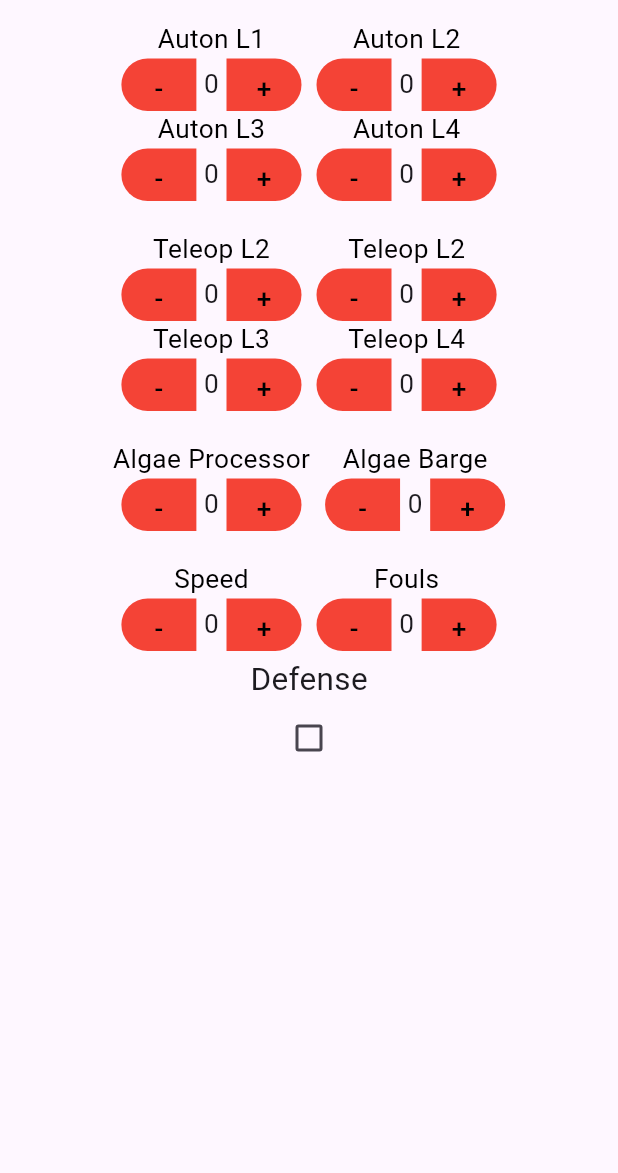
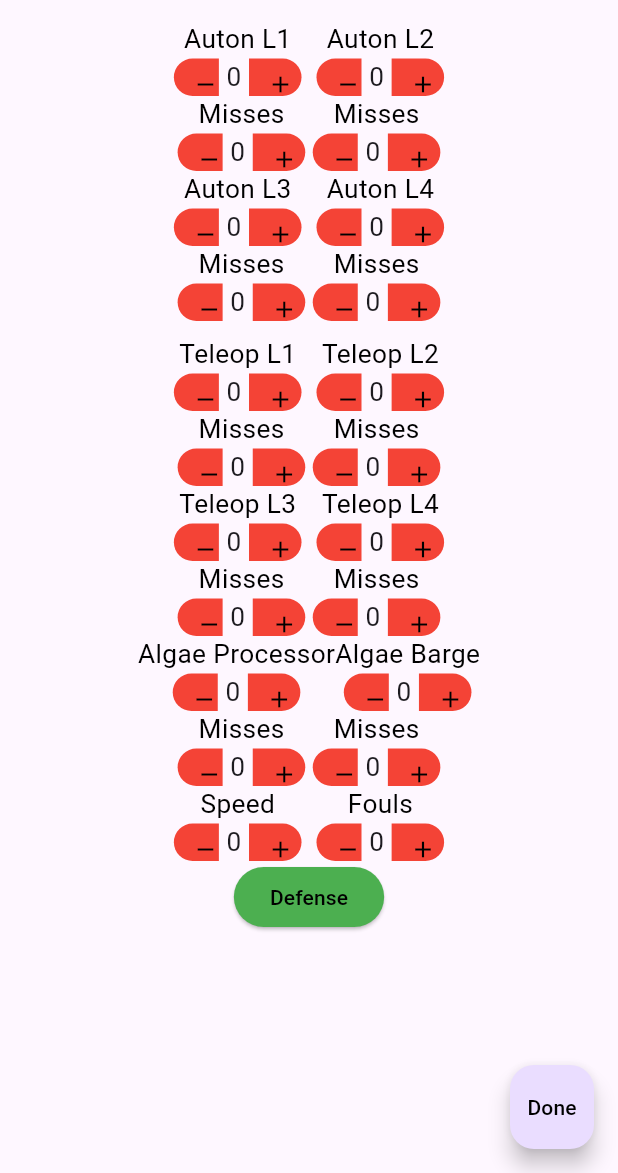
Before and after one commit to gwhs/BeakleVision, a Flutter app: the screen it shows after launch, on a phone screen of 412 x 824 dp, the part 63-1236 px from its top. Run offline on Flutter 3.47's test engine with Material 3 defaults, Android fonts, the light colour scheme and no system bars.

Commit message:
The UI is done

```diff
--- a/frontend/lib/counterwidget.dart
+++ b/frontend/lib/counterwidget.dart
@@ -16,8 +16,8 @@ int counter = 0;
 	mainAxisAlignment: MainAxisAlignment.center,
 	children: [
 	SizedBox(
-	width: 50,
-	height: 35,
+	width: 30,
+	height: 25,
 	child: TextButton(onPressed: (){
 	if (counter-- == 0) {
 		  counter = counter;}
@@ -36,11 +36,7 @@ int counter = 0;
 	),
 	)
 	),
-	child: Text(
-	"-",
-	textScaler: TextScaler.linear(1.25),
-	style: TextStyle(color: Colors.black),
-	),
+	child: Icon(Icons.remove, color: Colors.black,),
 	)),
 	Padding(padding: EdgeInsets.only(right: 5)),
 	Text(
@@ -49,18 +45,13 @@ int counter = 0;
 	),
 	Padding(padding: EdgeInsets.only(right: 5)),
 	SizedBox(
-	width: 50,
-	height: 35,
+	width: 35,
+	height: 25,
 	child: TextButton(onPressed: (){
 	setState(() {
 		  counter++;
 		});
 	},
-	child: Text(
-	"+",
-	textScaler: TextScaler.linear(1.25),
-	style: TextStyle(color: Colors.black),
-	),
 	style: TextButton.styleFrom(
 	backgroundColor: Colors.red,
 	shape: RoundedRectangleBorder(
@@ -70,6 +61,7 @@ int counter = 0;
 	)
 	)
 	),
+	child: Icon(Icons.add, color: Colors.black,),
 	)
 	)
 	],
--- a/frontend/lib/mainpage.dart
+++ b/frontend/lib/mainpage.dart
@@ -1,9 +1,10 @@
 import 'package:flutter/material.dart';
 import 'package:frontend/fullcounterwidget.dart';
+import 'package:frontend/misswidget.dart';
+import 'package:frontend/togglebutton.dart';
 
 class Mainpage extends StatelessWidget {
 	const Mainpage({super.key});
-
 	@override
 	  Widget build(BuildContext context) {
 
@@ -26,25 +27,26 @@ class Mainpage extends StatelessWidget {
 			Fullcounterwidget(title: "Auton L2",)
 			],
 			),
-
+			Misswidget(),
 			Row(
 			mainAxisAlignment: MainAxisAlignment.center,
 			children: [
 			Fullcounterwidget(title: "Auton L3"),
-
 			Padding(padding: EdgeInsets.only(right: 10)),
 			Fullcounterwidget(title: "Auton L4",)
 			],
 			),
-			Padding(padding: EdgeInsets.all(10)),
+			Misswidget(),
+			Padding(padding: EdgeInsets.all(5)),
 			Row(
 			mainAxisAlignment: MainAxisAlignment.center,
 			children: [
-			Fullcounterwidget(title: "Teleop L2"),
+			Fullcounterwidget(title: "Teleop L1"),
 			Padding(padding: EdgeInsets.only(right: 10)),
 			Fullcounterwidget(title: "Teleop L2")
 			],
 			),
+			Misswidget(),
 			Row(
 			mainAxisAlignment: MainAxisAlignment.center,
 			children: [
@@ -53,16 +55,15 @@ class Mainpage extends StatelessWidget {
 			Fullcounterwidget(title: "Teleop L4",)
 			],
 			),
-			Padding(padding: EdgeInsets.all(10)),
+			Misswidget(),
 			Row(
 			mainAxisAlignment: MainAxisAlignment.center,
 			children: [
 			Fullcounterwidget(title: "Algae Processor"),
-			Padding(padding: EdgeInsets.only(right: 10)),
 			Fullcounterwidget(title: "Algae Barge")
 			],
 			),
-			Padding(padding: EdgeInsetsGeometry.all(10)),
+			Misswidget(),
 			Row(
 			mainAxisAlignment: MainAxisAlignment.center,
 			children: [
@@ -71,10 +72,14 @@ class Mainpage extends StatelessWidget {
 			Fullcounterwidget(title: "Fouls")
 			],
 			),
-			Padding(padding: EdgeInsetsGeometry.all(2)),			Center(child: Text("Defense", textScaler: TextScaler.linear(1.5),),),
-			Center(child: Checkbox(value: false, onChanged: (bool? val){}),)
+			Togglebutton()
 			],
 		)
+		),
+		floatingActionButton: FloatingActionButton(onPressed: (){
+		debugPrint("Upload");
+		},
+		child: Text("Done", style: TextStyle(color: Colors.black),),
 		),
 		);
 }
--- /dev/null
+++ b/frontend/lib/misswidget.dart
@@ -0,0 +1,20 @@
+
+
+import 'package:flutter/material.dart';
+import 'package:frontend/fullcounterwidget.dart';
+
+class Misswidget extends StatelessWidget {
+	const Misswidget({super.key});
+
+	@override
+	  Widget build(BuildContext context) {
+		return Row(
+		mainAxisAlignment: MainAxisAlignment.center,
+		children: [
+		Fullcounterwidget(title: "Misses"),
+		Padding(padding: EdgeInsets.only(right: 5)),
+		Fullcounterwidget(title: "Misses")
+		],
+		) ;
+	 }
+}
--- /dev/null
+++ b/frontend/lib/togglebutton.dart
@@ -0,0 +1,25 @@
+
+
+import 'package:flutter/material.dart';
+
+class Togglebutton extends StatefulWidget {
+	const Togglebutton({super.key});
+
+@override
+State<Togglebutton> createState() => ToggleButtonState();
+}
+
+class ToggleButtonState extends State<Togglebutton> {
+	bool _flag = false;
+	 @override
+  Widget build(BuildContext context) {
+      return ElevatedButton(
+          onPressed: () => setState(() => _flag = !_flag),
+          child: Text(_flag ? '!Defense' : 'Defense', style: TextStyle(color: Colors.black),),
+          style: ElevatedButton.styleFrom(
+            backgroundColor: _flag ? Colors.red : Colors.green, // This is what you need!
+          ),
+        );
+  }
+
+}
```
